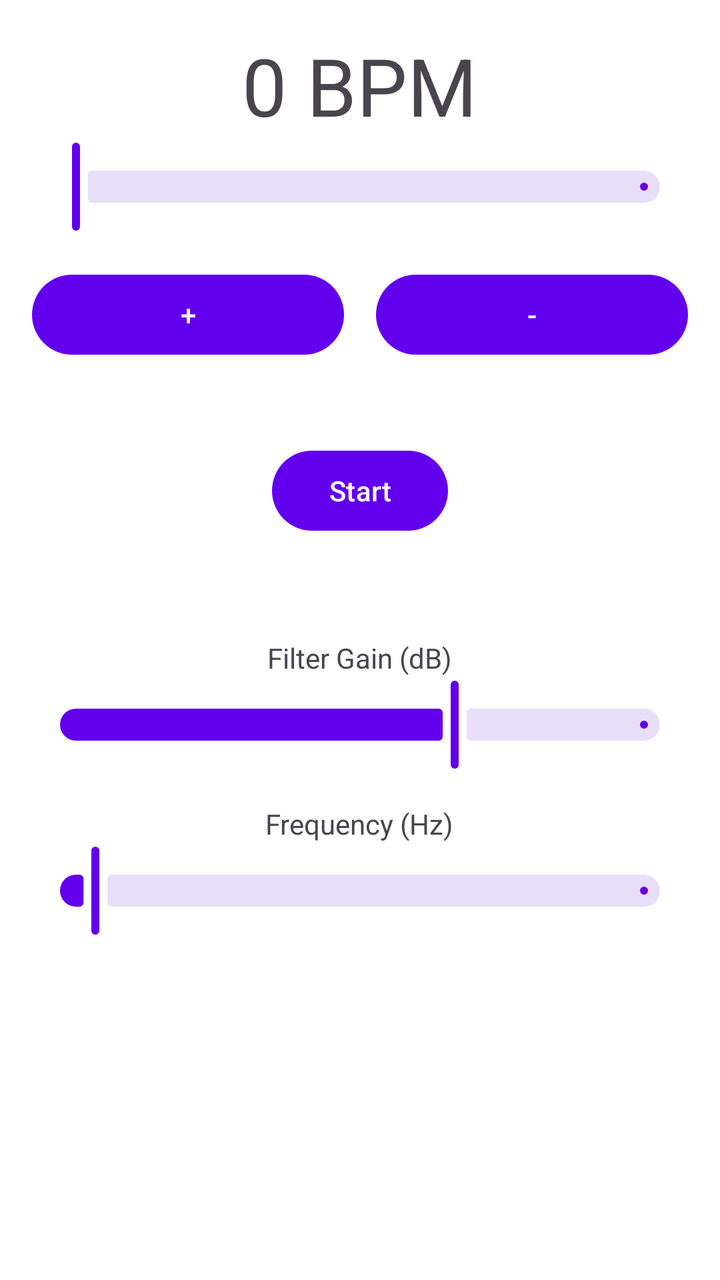
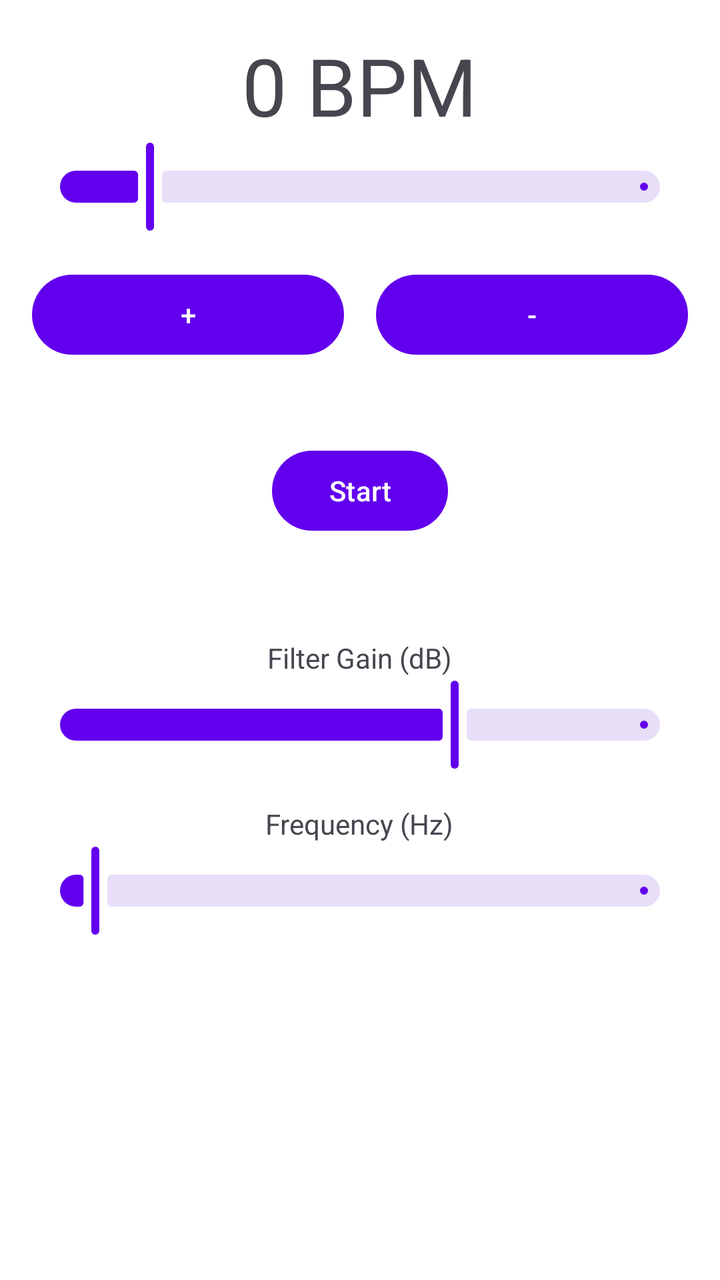

Before-and-after screenshots of an Android layout around one commit, followed by the original layout XML and the change that was made.
<!-- AndroidManifest.xml: application theme Theme.Kalri -->
<!-- res/layout/activity_main.xml -->
<?xml version="1.0" encoding="utf-8"?>
<LinearLayout xmlns:android="http://schemas.android.com/apk/res/android"
    xmlns:tools="http://schemas.android.com/tools"
    android:layout_width="match_parent"
    android:gravity="center_horizontal"
    android:layout_height="match_parent"
    android:orientation="vertical"
    android:padding="16dp"
    tools:context=".MainActivity">

    <TextView
        android:id="@+id/txtBpm"
        android:textSize="40sp"
        android:layout_width="wrap_content"
        android:layout_height="wrap_content"
        android:text="0 BPM"/>

    <com.google.android.material.slider.Slider
        android:id="@+id/sliderBPM"
        android:layout_width="match_parent"
        android:layout_height="wrap_content"
        android:valueFrom="40.0"
        android:valueTo="240.0"
        android:layout_marginBottom="16dp"
        android:value="40.0"/>

    <LinearLayout
        android:layout_marginBottom="40dp"
        android:gravity="center"
        android:layout_width="match_parent"
        android:layout_height="wrap_content"
        android:orientation="horizontal">

        <com.google.android.material.button.MaterialButton
            android:id="@+id/btnAdd"
            android:layout_width="0dp"
            android:layout_weight="1"
            android:layout_height="wrap_content"
            android:layout_marginEnd="16dp"
            android:text="+"/>

        <com.google.android.material.button.MaterialButton
            android:id="@+id/btnMinus"
            android:layout_width="0dp"
            android:layout_weight="1"
            android:layout_height="wrap_content"
            android:text="-"/>

    </LinearLayout>

    <com.google.android.material.button.MaterialButton
        style="@style/ThemeOverlay.Material3.Button.TonalButton"
        android:text="Start"
        android:id="@+id/btnStart"
        android:layout_width="wrap_content"
        android:layout_height="wrap_content"/>

    <TextView
        android:layout_marginTop="50dp"
        android:text="Filter Gain (dB)"
        android:layout_width="wrap_content"
        android:layout_height="wrap_content"/>

    <com.google.android.material.slider.Slider
        android:id="@+id/sliderGain"
        android:layout_width="match_parent"
        android:layout_height="wrap_content"
        android:valueFrom="-30.0"
        android:valueTo="15.0"
        android:value="0.0"/>

    <TextView
        android:layout_width="wrap_content"
        android:layout_height="wrap_content"
        android:layout_marginTop="16dp"
        android:text="Frequency (Hz)"/>

    <com.google.android.material.slider.Slider
        android:id="@+id/sliderFreq"
        android:layout_width="match_parent"
        android:layout_height="wrap_content"
        android:valueFrom="100.0"
        android:valueTo="10000.0"
        android:value="440.0"/>
</LinearLayout>
<!-- resources referenced by this layout -->
<resources>
  <style name="Theme.Kalri" parent="Theme.Material3.DayNight.NoActionBar">
          <item name="colorPrimary">@color/purple_500</item>
          <item name="colorOnPrimary">@color/white</item>
          <item name="colorPrimaryContainer">@color/purple_200</item>
          <item name="colorOnPrimaryContainer">@color/purple_700</item>
  
          <item name="colorSecondary">@color/teal_200</item>
          <item name="colorOnSecondary">@color/black</item>
  
          <item name="android:windowBackground">@color/white</item>
          <item name="colorSurface">@color/white</item>
          <item name="colorOnSurface">@color/black</item>
  
          <item name="android:statusBarColor">?android:attr/windowBackground</item>
          <item name="android:windowLightStatusBar">true</item>
      </style>
  <color name="purple_500">#FF6200EE</color>
  <color name="white">#FFFFFFFF</color>
  <color name="purple_200">#FFBB86FC</color>
  <color name="purple_700">#FF3700B3</color>
  <color name="teal_200">#FF03DAC5</color>
  <color name="black">#FF000000</color>
</resources>

<!-- the commit's change to res/layout/activity_main.xml (unified diff, before → after) -->
@@ -19,8 +19,8 @@
         android:id="@+id/sliderBPM"
         android:layout_width="match_parent"
         android:layout_height="wrap_content"
-        android:valueFrom="40.0"
-        android:valueTo="240.0"
+        android:valueFrom="1.0"
+        android:valueTo="300.0"
         android:layout_marginBottom="16dp"
         android:value="40.0"/>
 
